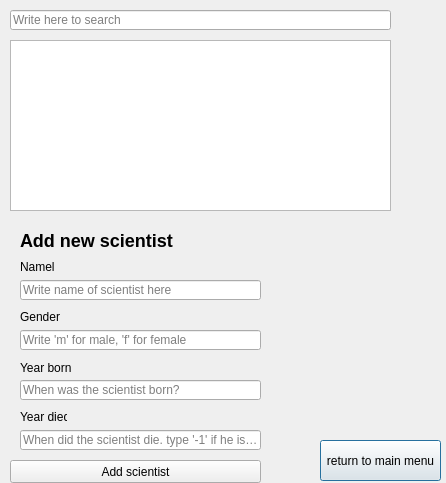
The window that scientistswindow.ui (stefanv15/verklegtNamskeid_skil3) describes before a commit, drawn with Qt 5.
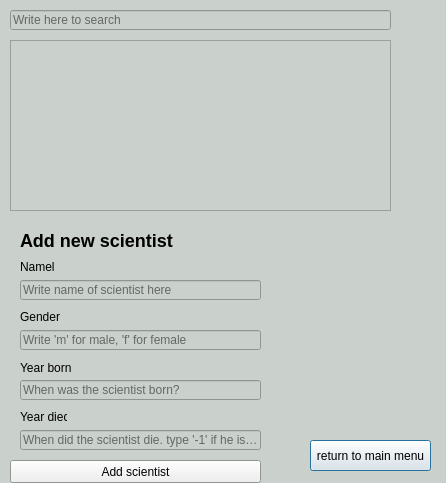
The same window after the commit.

The edit to the form file:
```diff
--- a/scientistswindow.ui
+++ b/scientistswindow.ui
@@ -10,6 +10,124 @@
     <height>483</height>
    </rect>
   </property>
+  <property name="palette">
+   <palette>
+    <active>
+     <colorrole role="Text">
+      <brush brushstyle="SolidPattern">
+       <color alpha="255">
+        <red>0</red>
+        <green>0</green>
+        <blue>0</blue>
+       </color>
+      </brush>
+     </colorrole>
+     <colorrole role="Base">
+      <brush brushstyle="SolidPattern">
+       <color alpha="255">
+        <red>202</red>
+        <green>208</green>
+        <blue>203</blue>
+       </color>
+      </brush>
+     </colorrole>
+     <colorrole role="Window">
+      <brush brushstyle="SolidPattern">
+       <color alpha="255">
+        <red>202</red>
+        <green>208</green>
+        <blue>203</blue>
+       </color>
+      </brush>
+     </colorrole>
+     <colorrole role="ToolTipText">
+      <brush brushstyle="SolidPattern">
+       <color alpha="255">
+        <red>255</red>
+        <green>181</green>
+        <blue>8</blue>
+       </color>
+      </brush>
+     </colorrole>
+    </active>
+    <inactive>
+     <colorrole role="Text">
+      <brush brushstyle="SolidPattern">
+       <color alpha="255">
+        <red>0</red>
+        <green>0</green>
+        <blue>0</blue>
+       </color>
+      </brush>
+     </colorrole>
+     <colorrole role="Base">
+      <brush brushstyle="SolidPattern">
+       <color alpha="255">
+        <red>202</red>
+        <green>208</green>
+        <blue>203</blue>
+       </color>
+      </brush>
+     </colorrole>
+     <colorrole role="Window">
+      <brush brushstyle="SolidPattern">
+       <color alpha="255">
+        <red>202</red>
+        <green>208</green>
+        <blue>203</blue>
+       </color>
+      </brush>
+     </colorrole>
+     <colorrole role="ToolTipText">
+      <brush brushstyle="SolidPattern">
+       <color alpha="255">
+        <red>255</red>
+        <green>181</green>
+        <blue>8</blue>
+       </color>
+      </brush>
+     </colorrole>
+    </inactive>
+    <disabled>
+     <colorrole role="Text">
+      <brush brushstyle="SolidPattern">
+       <color alpha="255">
+        <red>120</red>
+        <green>120</green>
+        <blue>120</blue>
+       </color>
+      </brush>
+     </colorrole>
+     <colorrole role="Base">
+      <brush brushstyle="SolidPattern">
+       <color alpha="255">
+        <red>202</red>
+        <green>208</green>
+        <blue>203</blue>
+       </color>
+      </brush>
+     </colorrole>
+     <colorrole role="Window">
+      <brush brushstyle="SolidPattern">
+       <color alpha="255">
+        <red>202</red>
+        <green>208</green>
+        <blue>203</blue>
+       </color>
+      </brush>
+     </colorrole>
+     <colorrole role="ToolTipText">
+      <brush brushstyle="SolidPattern">
+       <color alpha="255">
+        <red>255</red>
+        <green>181</green>
+        <blue>8</blue>
+       </color>
+      </brush>
+     </colorrole>
+    </disabled>
+   </palette>
+  </property>
   <property name="windowTitle">
    <string>Dialog</string>
   </property>
@@ -26,10 +144,10 @@
   <widget class="QPushButton" name="ret_button">
    <property name="geometry">
     <rect>
-     <x>320</x>
+     <x>310</x>
      <y>440</y>
      <width>121</width>
-     <height>41</height>
+     <height>31</height>
     </rect>
    </property>
    <property name="text">
```
